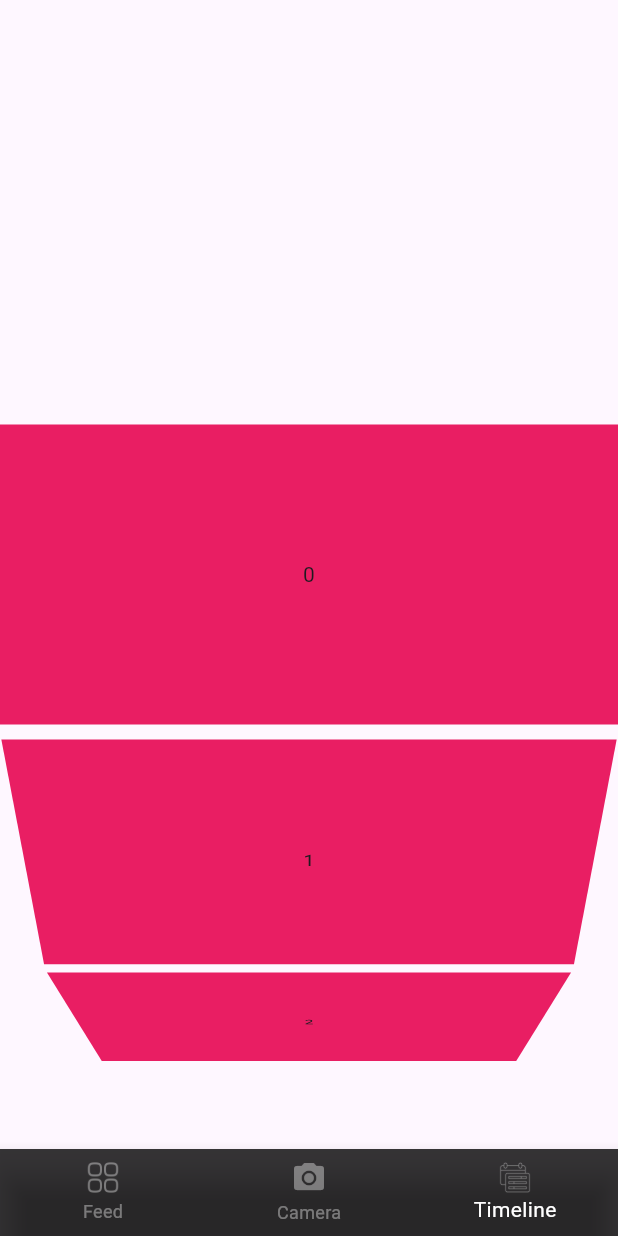
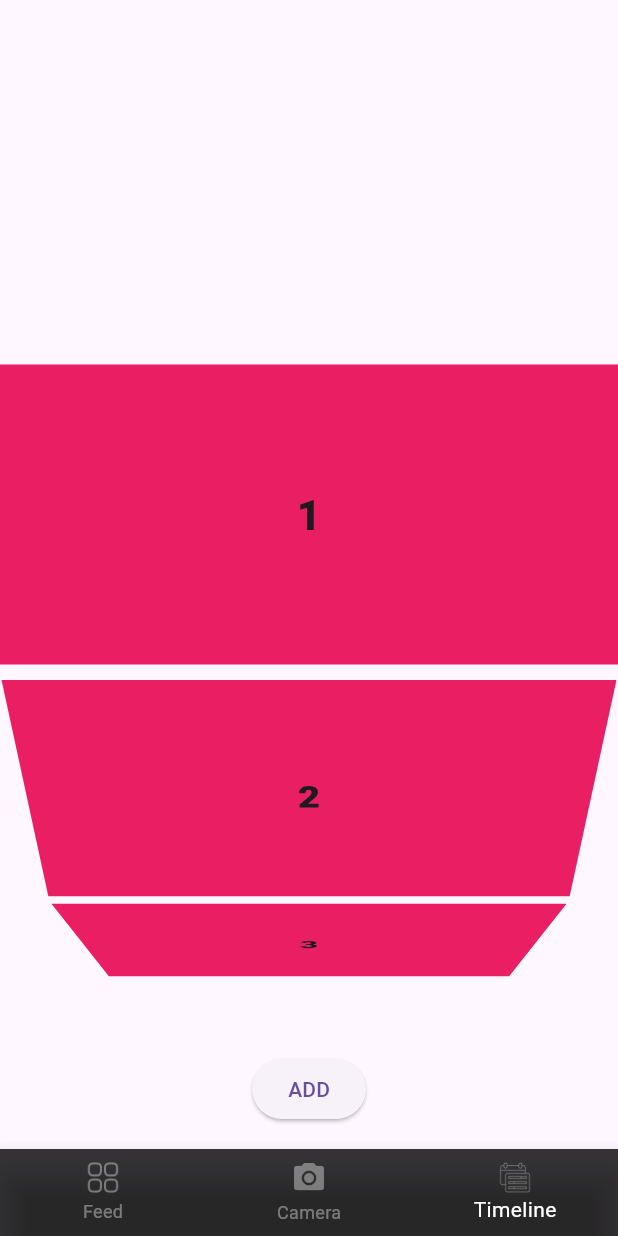
Before and after one commit to JakariaKhan-CSE/Media-Player-App, a Flutter app: the screen it shows after launch, item 3 of the bottom bar chosen, on a phone screen of 412 x 824 dp. Run offline on Flutter 3.47's test engine with Material 3 defaults, Android fonts, the phone set to English and light mode, and no system bars; our stand-ins replace audioplayers, camera, image_picker, video_player; missing offline and left inert: record.

Commit message:
task complete, show listwheelscrollview builder with dumy data(10 list) when click add button it insert new text in position 3.

```diff
--- a/lib/timeline.dart
+++ b/lib/timeline.dart
@@ -12,11 +12,21 @@ class _TimeLineScreenState extends State<TimeLineScreen> {
     10,
     (index) => index + 1,
   );
+
+  void addItemAtPosition(int index) {
+    setState(() {
+      items.insert(index, -1); // -1 represents the new element "NEW"
+    });
+  }
+
   @override
   Widget build(BuildContext context) {
     final height = MediaQuery.of(context).size.height;
     return SizedBox(
         height: height,
+        child: Column(
+          children: [
+            Expanded(
               child: ListWheelScrollView.useDelegate(
                   itemExtent: 200,
                   childDelegate: ListWheelChildBuilderDelegate(
@@ -26,9 +36,25 @@ class _TimeLineScreenState extends State<TimeLineScreen> {
                         height: 200,
                         width: double.infinity,
                         color: Colors.pink,
-                  child: Center(child: Text('${index}')),
+                        child: Center(
+                            child: Text(
+                          items[index] == -1 ? 'NEW' : items[index].toString(),
+                          style: TextStyle(
+                              fontSize: 28, fontWeight: FontWeight.w800),
+                        )),
                       );
                     },
-            )));
+                  )),
+            ),
+            Padding(
+              padding: const EdgeInsets.all(16.0),
+              child: ElevatedButton(
+                  onPressed: () {
+                    addItemAtPosition(3); // Insert at position 3
+                  },
+                  child: Text('ADD')),
+            )
+          ],
+        ));
   }
 }
```
Lines whose indentation alone changed are shown as unchanged.
